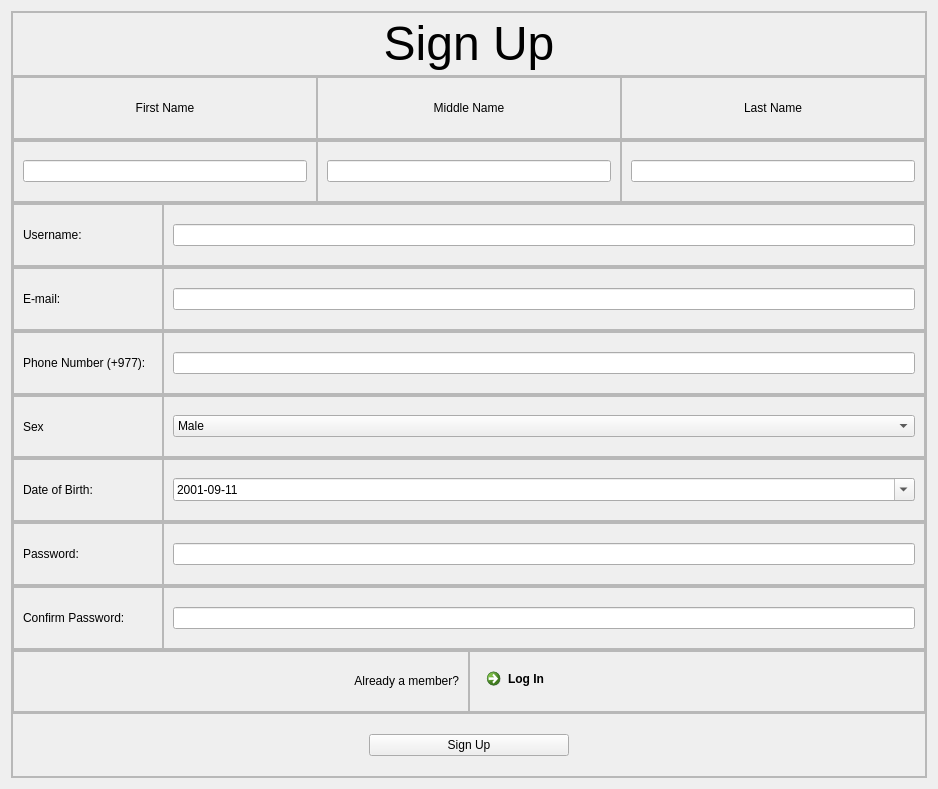
Above: signup.ui from aavashlamichhane/LibMan before the change. Below: the same form after it.
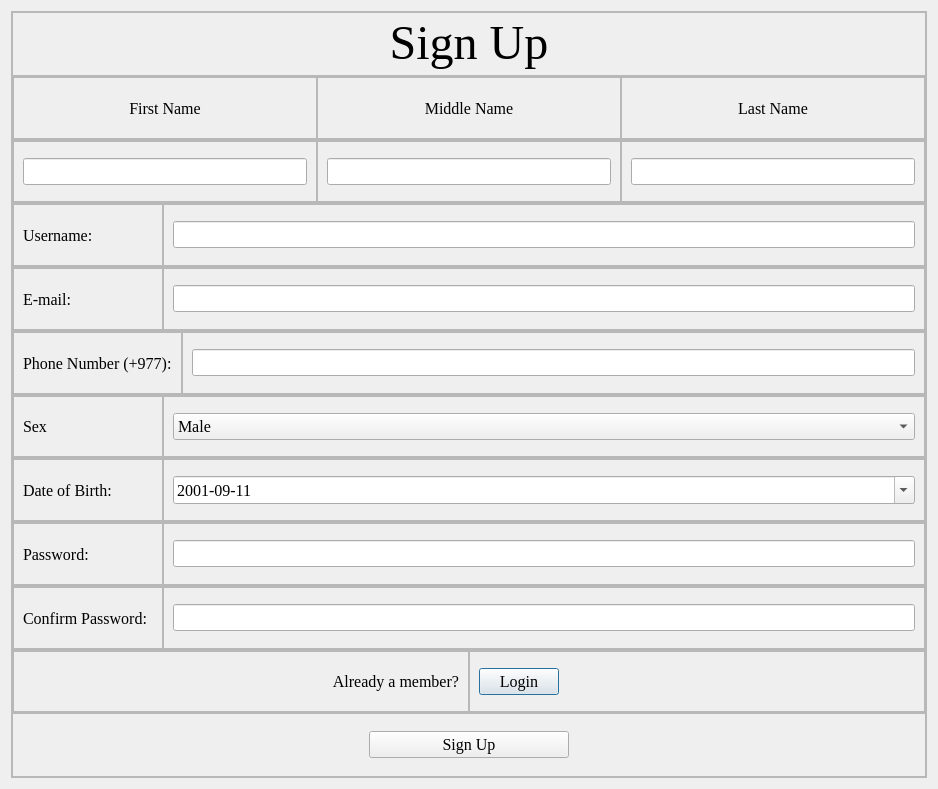
That is the form after the change.

Diff of the .ui file:
```diff
--- a/signup.ui
+++ b/signup.ui
@@ -69,6 +69,13 @@
            </property>
            <item>
             <widget class="QLabel" name="label_title">
+             <property name="font">
+              <font>
+               <family>Times New Roman</family>
+               <pointsize>24</pointsize>
+               <bold>true</bold>
+              </font>
+             </property>
              <property name="text">
               <string>&lt;!DOCTYPE HTML PUBLIC &quot;-//W3C//DTD HTML 4.0//EN&quot; &quot;http://www.w3.org/TR/REC-html40/strict.dtd&quot;&gt;
 &lt;html&gt;&lt;head&gt;&lt;meta name=&quot;qrichtext&quot; content=&quot;1&quot; /&gt;&lt;meta charset=&quot;utf-8&quot; /&gt;&lt;style type=&quot;text/css&quot;&gt;
@@ -144,6 +151,12 @@
               </property>
               <item>
                <widget class="QLabel" name="label_2">
+                <property name="font">
+                 <font>
+                  <family>Times New Roman</family>
+                  <pointsize>12</pointsize>
+                 </font>
+                </property>
                 <property name="text">
                  <string>First Name</string>
                 </property>
@@ -169,6 +182,12 @@
              <layout class="QVBoxLayout" name="verticalLayout_5">
               <item>
                <widget class="QLabel" name="label">
+                <property name="font">
+                 <font>
+                  <family>Times New Roman</family>
+                  <pointsize>12</pointsize>
+                 </font>
+                </property>
                 <property name="text">
                  <string>Middle Name</string>
                 </property>
@@ -191,6 +210,12 @@
              <layout class="QVBoxLayout" name="verticalLayout_4">
               <item>
                <widget class="QLabel" name="label_3">
+                <property name="font">
+                 <font>
+                  <family>Times New Roman</family>
+                  <pointsize>12</pointsize>
+                 </font>
+                </property>
                 <property name="text">
                  <string>Last Name</string>
                 </property>
@@ -239,7 +264,14 @@
              </property>
              <layout class="QHBoxLayout" name="horizontalLayout_8">
               <item>
-               <widget class="QLineEdit" name="lineEdit_fN"/>
+               <widget class="QLineEdit" name="lineEdit_fN">
+                <property name="font">
+                 <font>
+                  <family>Times New Roman</family>
+                  <pointsize>12</pointsize>
+                 </font>
+                </property>
+               </widget>
               </item>
              </layout>
             </widget>
@@ -254,7 +286,14 @@
              </property>
              <layout class="QHBoxLayout" name="horizontalLayout_6">
               <item>
-               <widget class="QLineEdit" name="lineEdit_mN"/>
+               <widget class="QLineEdit" name="lineEdit_mN">
+                <property name="font">
+                 <font>
+                  <family>Times New Roman</family>
+                  <pointsize>12</pointsize>
+                 </font>
+                </property>
+               </widget>
               </item>
              </layout>
             </widget>
@@ -269,7 +308,14 @@
              </property>
              <layout class="QHBoxLayout" name="horizontalLayout_9">
               <item>
-               <widget class="QLineEdit" name="lineEdit_lN"/>
+               <widget class="QLineEdit" name="lineEdit_lN">
+                <property name="font">
+                 <font>
+                  <family>Times New Roman</family>
+                  <pointsize>12</pointsize>
+                 </font>
+                </property>
+               </widget>
               </item>
              </layout>
             </widget>
@@ -318,6 +364,12 @@
              <layout class="QHBoxLayout" name="horizontalLayout_15">
               <item>
                <widget class="QLabel" name="label_4">
+                <property name="font">
+                 <font>
+                  <family>Times New Roman</family>
+                  <pointsize>12</pointsize>
+                 </font>
+                </property>
                 <property name="text">
                  <string>Username:</string>
                 </property>
@@ -337,6 +389,12 @@
              <layout class="QHBoxLayout" name="horizontalLayout_16">
               <item>
                <widget class="QLineEdit" name="lineEdit_user">
+                <property name="font">
+                 <font>
+                  <family>Times New Roman</family>
+                  <pointsize>12</pointsize>
+                 </font>
+                </property>
                 <property name="inputMask">
                  <string/>
                 </property>
@@ -395,6 +453,12 @@
              <layout class="QHBoxLayout" name="horizontalLayout_17">
               <item>
                <widget class="QLabel" name="label_5">
+                <property name="font">
+                 <font>
+                  <family>Times New Roman</family>
+                  <pointsize>12</pointsize>
+                 </font>
+                </property>
                 <property name="text">
                  <string>E-mail:</string>
                 </property>
@@ -413,7 +477,14 @@
              </property>
              <layout class="QHBoxLayout" name="horizontalLayout_18">
               <item>
-               <widget class="QLineEdit" name="lineEdit_email"/>
+               <widget class="QLineEdit" name="lineEdit_email">
+                <property name="font">
+                 <font>
+                  <family>Times New Roman</family>
+                  <pointsize>12</pointsize>
+                 </font>
+                </property>
+               </widget>
               </item>
              </layout>
             </widget>
@@ -462,6 +533,12 @@
              <layout class="QHBoxLayout" name="horizontalLayout_19">
               <item>
                <widget class="QLabel" name="label_6">
+                <property name="font">
+                 <font>
+                  <family>Times New Roman</family>
+                  <pointsize>12</pointsize>
+                 </font>
+                </property>
                 <property name="text">
                  <string>Phone Number (+977):</string>
                 </property>
@@ -480,7 +557,14 @@
              </property>
              <layout class="QHBoxLayout" name="horizontalLayout_20">
               <item>
-               <widget class="QLineEdit" name="lineEdit_pNum"/>
+               <widget class="QLineEdit" name="lineEdit_pNum">
+                <property name="font">
+                 <font>
+                  <family>Times New Roman</family>
+                  <pointsize>12</pointsize>
+                 </font>
+                </property>
+               </widget>
               </item>
              </layout>
             </widget>
@@ -535,6 +619,12 @@
              <layout class="QVBoxLayout" name="verticalLayout_6">
               <item>
                <widget class="QLabel" name="label_12">
+                <property name="font">
+                 <font>
+                  <family>Times New Roman</family>
+                  <pointsize>12</pointsize>
+                 </font>
+                </property>
                 <property name="text">
                  <string>Sex</string>
                 </property>
@@ -554,6 +644,12 @@
              <layout class="QHBoxLayout" name="horizontalLayout_30">
               <item>
                <widget class="QComboBox" name="comboBox_sex">
+                <property name="font">
+                 <font>
+                  <family>Times New Roman</family>
+                  <pointsize>12</pointsize>
+                 </font>
+                </property>
                 <item>
                  <property name="text">
                   <string>Male</string>
@@ -624,6 +720,12 @@
              <layout class="QHBoxLayout" name="horizontalLayout_21">
               <item>
                <widget class="QLabel" name="label_9">
+                <property name="font">
+                 <font>
+                  <family>Times New Roman</family>
+                  <pointsize>12</pointsize>
+                 </font>
+                </property>
                 <property name="text">
                  <string>Date of Birth:</string>
                 </property>
@@ -649,6 +751,12 @@
              <layout class="QHBoxLayout" name="horizontalLayout_22">
               <item>
                <widget class="QDateEdit" name="dateEdit_dob">
+                <property name="font">
+                 <font>
+                  <family>Times New Roman</family>
+                  <pointsize>12</pointsize>
+                 </font>
+                </property>
                 <property name="displayFormat">
                  <string>yyyy-MM-dd</string>
                 </property>
@@ -711,6 +819,12 @@
              <layout class="QHBoxLayout" name="horizontalLayout_23">
               <item>
                <widget class="QLabel" name="label_7">
+                <property name="font">
+                 <font>
+                  <family>Times New Roman</family>
+                  <pointsize>12</pointsize>
+                 </font>
+                </property>
                 <property name="text">
                  <string>Password:</string>
                 </property>
@@ -730,6 +844,12 @@
              <layout class="QHBoxLayout" name="horizontalLayout_24">
               <item>
                <widget class="QLineEdit" name="lineEdit_password">
+                <property name="font">
+                 <font>
+                  <family>Times New Roman</family>
+                  <pointsize>12</pointsize>
+                 </font>
+                </property>
                 <property name="echoMode">
                  <enum>QLineEdit::Password</enum>
                 </property>
@@ -782,6 +902,12 @@
              <layout class="QHBoxLayout" name="horizontalLayout_25">
               <item>
                <widget class="QLabel" name="label_8">
+                <property name="font">
+                 <font>
+                  <family>Times New Roman</family>
+                  <pointsize>12</pointsize>
+                 </font>
+                </property>
                 <property name="text">
                  <string>Confirm Password:</string>
                 </property>
@@ -801,6 +927,12 @@
              <layout class="QHBoxLayout" name="horizontalLayout_26">
               <item>
                <widget class="QLineEdit" name="lineEdit_cpassword">
+                <property name="font">
+                 <font>
+                  <family>Times New Roman</family>
+                  <pointsize>12</pointsize>
+                 </font>
+                </property>
                 <property name="echoMode">
                  <enum>QLineEdit::Password</enum>
                 </property>
@@ -844,6 +976,12 @@
                <height>0</height>
               </size>
              </property>
+             <property name="font">
+              <font>
+               <family>Times New Roman</family>
+               <pointsize>12</pointsize>
+              </font>
+             </property>
              <property name="frameShape">
               <enum>QFrame::StyledPanel</enum>
              </property>
@@ -885,13 +1023,16 @@
               <enum>QFrame::Raised</enum>
              </property>
              <layout class="QHBoxLayout" name="horizontalLayout_28">
-              <item>
-               <widget class="QCommandLinkButton" name="commandLinkButton">
-                <property name="text">
-                 <string>Log In</string>
+              <item alignment="Qt::AlignLeft">
+               <widget class="QPushButton" name="pushbutton_login">
+                <property name="font">
+                 <font>
+                  <family>Times New Roman</family>
+                  <pointsize>12</pointsize>
+                 </font>
                 </property>
-                <property name="checkable">
-                 <bool>false</bool>
+                <property name="text">
+                 <string>Login</string>
                 </property>
                </widget>
               </item>
@@ -924,6 +1065,12 @@
                <height>0</height>
               </size>
              </property>
+             <property name="font">
+              <font>
+               <family>Times New Roman</family>
+               <pointsize>12</pointsize>
+              </font>
+             </property>
              <property name="text">
               <string>Sign Up</string>
              </property>
```
